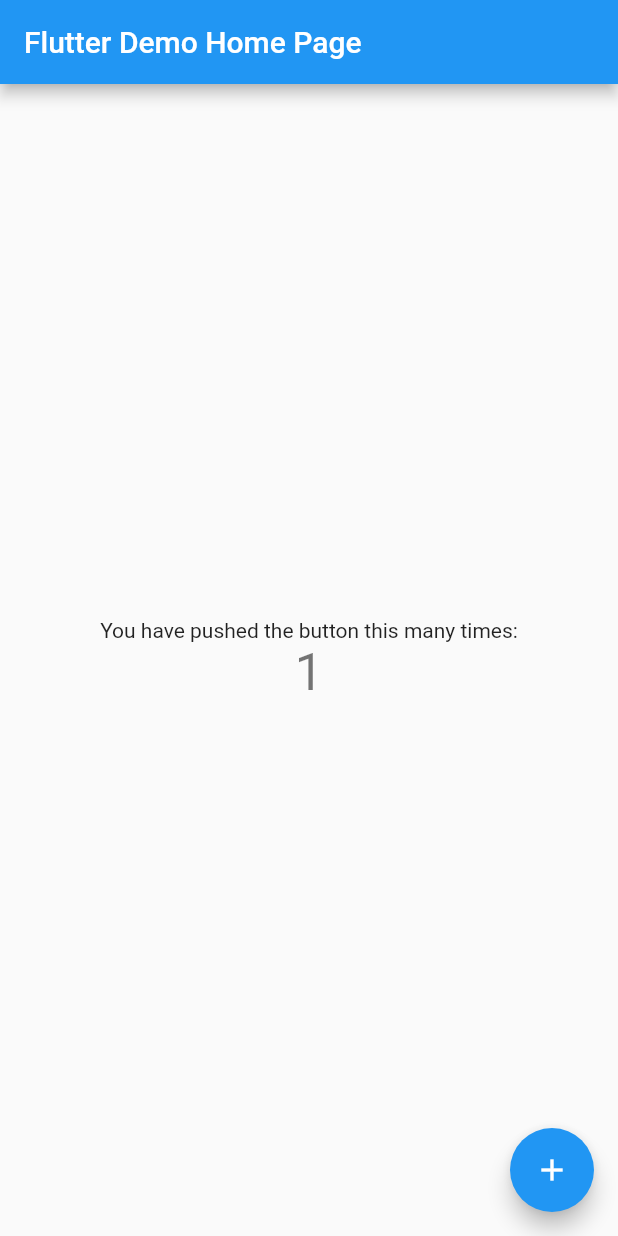
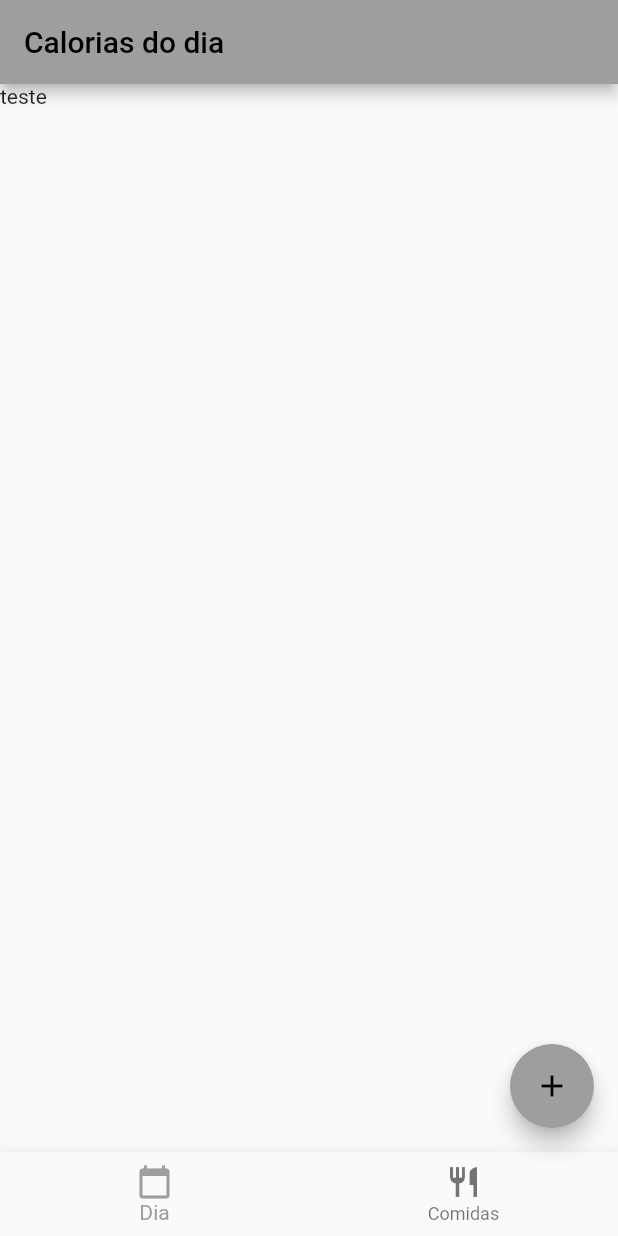
Before and after one commit to Nicodemos234/DailyCalories, a Flutter app: the screen it shows after launch, after a tap on the "add" icon, on a phone screen of 412 x 824 dp. Run offline on Flutter 3.47's test engine with Material 2 defaults, Android fonts, the phone set to English and light mode, and no system bars.

Commit message:
Add bottom Navigation bar and float action button to home

```diff
--- /dev/null
+++ b/lib/libraries/globals.dart
@@ -0,0 +1,3 @@
+library daily_calories.globals;
+
+bool light = true;
--- a/lib/main.dart
+++ b/lib/main.dart
@@ -1,3 +1,4 @@
+import 'package:daily_calories/pages/home.dart';
 import 'package:flutter/material.dart';
 
 void main() {
@@ -7,109 +8,14 @@
 class MyApp extends StatelessWidget {
   const MyApp({Key? key}) : super(key: key);
 
-  // This widget is the root of your application.
   @override
   Widget build(BuildContext context) {
     return MaterialApp(
       title: 'Flutter Demo',
       theme: ThemeData(
-        // This is the theme of your application.
-        //
-        // Try running your application with "flutter run". You'll see the
-        // application has a blue toolbar. Then, without quitting the app, try
-        // changing the primarySwatch below to Colors.green and then invoke
-        // "hot reload" (press "r" in the console where you ran "flutter run",
-        // or simply save your changes to "hot reload" in a Flutter IDE).
-        // Notice that the counter didn't reset back to zero; the application
-        // is not restarted.
-        primarySwatch: Colors.blue,
+        primarySwatch: Colors.grey,
       ),
-      home: const MyHomePage(title: 'Flutter Demo Home Page'),
+      home: const Home(),
     );
   }
 }
-
-class MyHomePage extends StatefulWidget {
-  const MyHomePage({Key? key, required this.title}) : super(key: key);
-
-  // This widget is the home page of your application. It is stateful, meaning
-  // that it has a State object (defined below) that contains fields that affect
-  // how it looks.
-
-  // This class is the configuration for the state. It holds the values (in this
-  // case the title) provided by the parent (in this case the App widget) and
-  // used by the build method of the State. Fields in a Widget subclass are
-  // always marked "final".
-
-  final String title;
-
-  @override
-  State<MyHomePage> createState() => _MyHomePageState();
-}
-
-class _MyHomePageState extends State<MyHomePage> {
-  int _counter = 0;
-
-  void _incrementCounter() {
-    setState(() {
-      // This call to setState tells the Flutter framework that something has
-      // changed in this State, which causes it to rerun the build method below
-      // so that the display can reflect the updated values. If we changed
-      // _counter without calling setState(), then the build method would not be
-      // called again, and so nothing would appear to happen.
-      _counter++;
-    });
-  }
-
-  @override
-  Widget build(BuildContext context) {
-    // This method is rerun every time setState is called, for instance as done
-    // by the _incrementCounter method above.
-    //
-    // The Flutter framework has been optimized to make rerunning build methods
-    // fast, so that you can just rebuild anything that needs updating rather
-    // than having to individually change instances of widgets.
-    return Scaffold(
-      appBar: AppBar(
-        // Here we take the value from the MyHomePage object that was created by
-        // the App.build method, and use it to set our appbar title.
-        title: Text(widget.title),
-      ),
-      body: Center(
-        // Center is a layout widget. It takes a single child and positions it
-        // in the middle of the parent.
-        child: Column(
-          // Column is also a layout widget. It takes a list of children and
-          // arranges them vertically. By default, it sizes itself to fit its
-          // children horizontally, and tries to be as tall as its parent.
-          //
-          // Invoke "debug painting" (press "p" in the console, choose the
-          // "Toggle Debug Paint" action from the Flutter Inspector in Android
-          // Studio, or the "Toggle Debug Paint" command in Visual Studio Code)
-          // to see the wireframe for each widget.
-          //
-          // Column has various properties to control how it sizes itself and
-          // how it positions its children. Here we use mainAxisAlignment to
-          // center the children vertically; the main axis here is the vertical
-          // axis because Columns are vertical (the cross axis would be
-          // horizontal).
-          mainAxisAlignment: MainAxisAlignment.center,
-          children: <Widget>[
-            const Text(
-              'You have pushed the button this many times:',
-            ),
-            Text(
-              '$_counter',
-              style: Theme.of(context).textTheme.headline4,
-            ),
-          ],
-        ),
-      ),
-      floatingActionButton: FloatingActionButton(
-        onPressed: _incrementCounter,
-        tooltip: 'Increment',
-        child: const Icon(Icons.add),
-      ), // This trailing comma makes auto-formatting nicer for build methods.
-    );
-  }
-}
--- /dev/null
+++ b/lib/pages/home.dart
@@ -0,0 +1,32 @@
+import 'package:flutter/material.dart';
+
+class Home extends StatefulWidget {
+  const Home({Key? key}) : super(key: key);
+
+  @override
+  State<Home> createState() => _HomeState();
+}
+
+class _HomeState extends State<Home> {
+  void _addFoodToDay() {}
+
+  @override
+  Widget build(BuildContext context) {
+    return Scaffold(
+      appBar: AppBar(
+        title: const Text('Calorias do dia'),
+      ),
+      body: Column(
+        children: const [Text('teste')],
+      ),
+      floatingActionButton: FloatingActionButton(
+        onPressed: _addFoodToDay,
+        child: const Icon(Icons.add),
+      ),
+      bottomNavigationBar: BottomNavigationBar(items: const [
+        BottomNavigationBarItem(icon: Icon(Icons.calendar_today), label: 'Dia'),
+        BottomNavigationBarItem(icon: Icon(Icons.restaurant), label: 'Comidas'),
+      ]),
+    );
+  }
+}
```
